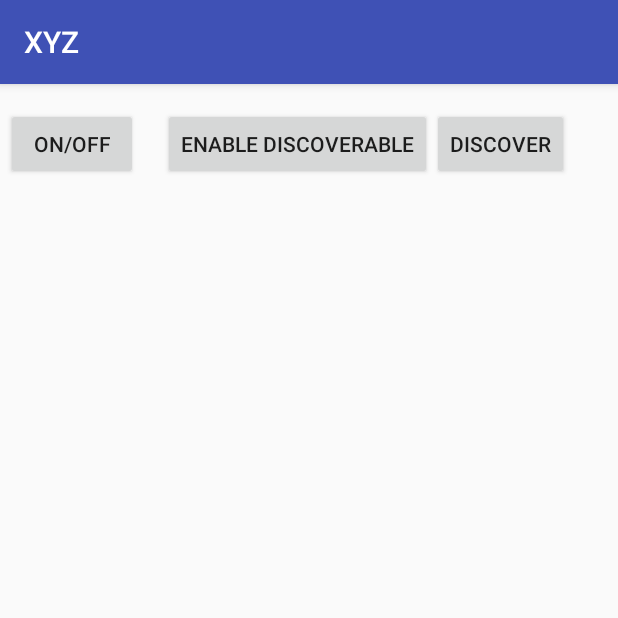
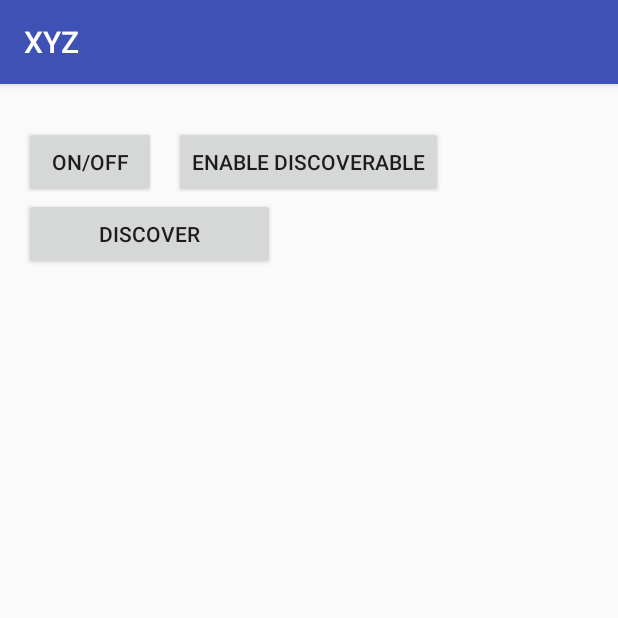
Before and after one commit to ProjetSN2018/ApplicationsAndroid, an Android app: the screen it shows after launch (MainActivity), on a phone screen of 412 x 824 dp, the top half of it. Run offline under Robolectric (Android 15) with nearby library versions, the light colour scheme and no system bars.

Commit message:
[IMP] Upgrade

```diff
--- a/XYZ/app/src/main/res/layout/activity_main.xml
+++ b/XYZ/app/src/main/res/layout/activity_main.xml
@@ -10,8 +10,8 @@
         android:id="@+id/btnOnOff"
         android:layout_width="wrap_content"
         android:layout_height="wrap_content"
-        android:layout_marginLeft="4dp"
-        android:layout_marginTop="16dp"
+        android:layout_marginLeft="16dp"
+        android:layout_marginTop="28dp"
         android:text="ON/OFF"
         app:layout_constraintStart_toStartOf="parent"
         app:layout_constraintTop_toTopOf="parent" />
@@ -20,22 +20,20 @@
         android:id="@+id/btnDiscoverable"
         android:layout_width="wrap_content"
         android:layout_height="wrap_content"
-        android:layout_marginBottom="8dp"
-        android:layout_marginTop="16dp"
+        android:layout_marginLeft="12dp"
+        android:layout_marginTop="28dp"
         android:onClick="btnEnableDisable_Discoverable"
         android:text="Enable Discoverable"
-        app:layout_constraintEnd_toStartOf="@+id/btnDiscover"
-        app:layout_constraintHorizontal_bias="1.0"
         app:layout_constraintStart_toEndOf="@+id/btnOnOff"
         app:layout_constraintTop_toTopOf="parent" />
 
 
     <Button
         android:id="@+id/btnDiscover"
-        android:layout_width="wrap_content"
+        android:layout_width="167dp"
         android:layout_height="wrap_content"
-        android:layout_marginLeft="288dp"
-        android:layout_marginTop="16dp"
+        android:layout_marginLeft="16dp"
+        android:layout_marginTop="76dp"
         android:onClick="btnDiscover"
         android:text="Discover"
         app:layout_constraintStart_toStartOf="parent"
@@ -45,7 +43,7 @@
     <ListView
         android:id="@+id/lvNewDevices"
         android:layout_width="match_parent"
-        android:layout_height="432dp"
+        android:layout_height="356dp"
         android:layout_below="@id/btnDiscover"
         android:layout_marginBottom="8dp"
         android:layout_marginEnd="8dp"
@@ -54,6 +52,7 @@
         app:layout_constraintBottom_toBottomOf="parent"
         app:layout_constraintEnd_toEndOf="parent"
         app:layout_constraintStart_toStartOf="parent"
-        app:layout_constraintTop_toBottomOf="@+id/btnDiscoverable" />
+        app:layout_constraintTop_toBottomOf="@+id/btnDiscoverable"
+        app:layout_constraintVertical_bias="0.923" />
 
 </android.support.constraint.ConstraintLayout>
--- a/XYZ/app/src/main/res/layout/device_adapter_view.xml
+++ b/XYZ/app/src/main/res/layout/device_adapter_view.xml
@@ -6,10 +6,12 @@
     <TextView
         android:layout_width="match_parent"
         android:layout_height="wrap_content"
-        android:id="@+id/deviceName" />
+        android:id="@+id/tvDeviceName"
+        android:textSize="15sp"/>
     <TextView
         android:layout_width="match_parent"
         android:layout_height="wrap_content"
-        android:id="@+id/deviceAddress" />
+        android:id="@+id/tvDeviceAddress"
+        android:textSize="15sp"/>
 
 </android.support.constraint.ConstraintLayout>
```
Also changed, not shown: XYZ/app/src/main/java/com/project/xyz/DeviceListAdapter.java (+36 -4 lines), XYZ/app/src/main/java/com/project/xyz/MainActivity.java (+18 -3 lines).
